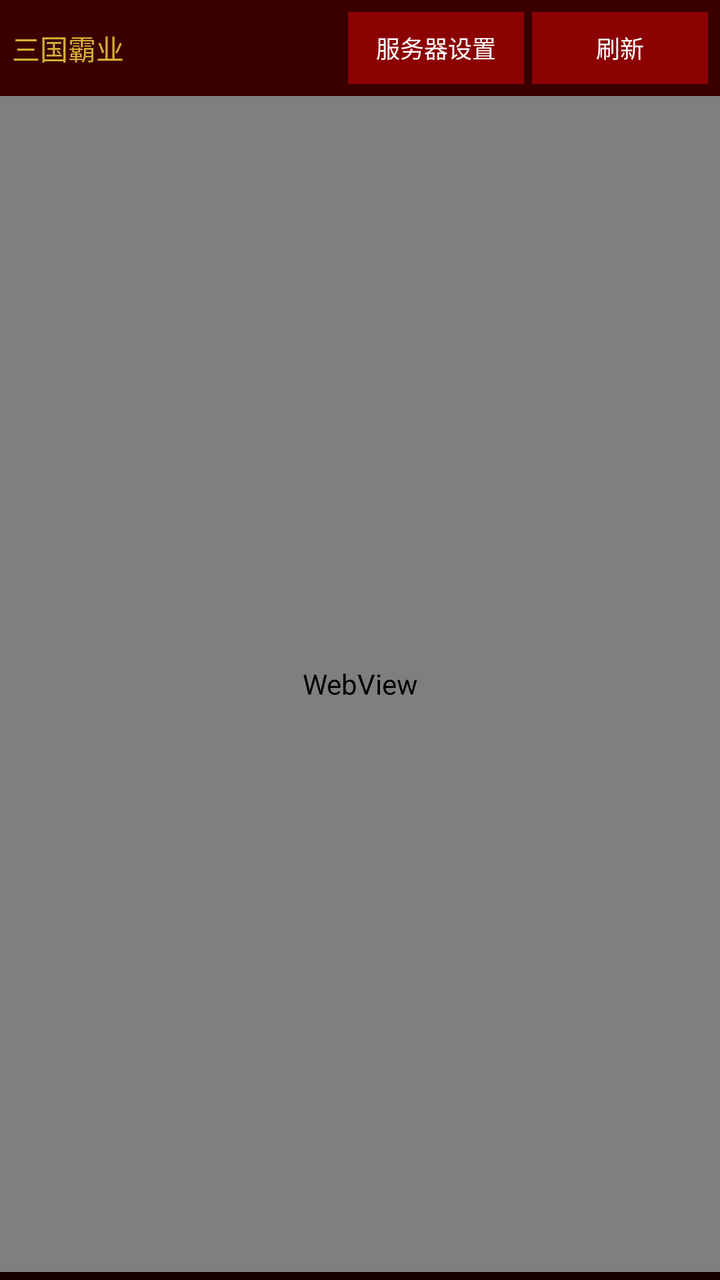
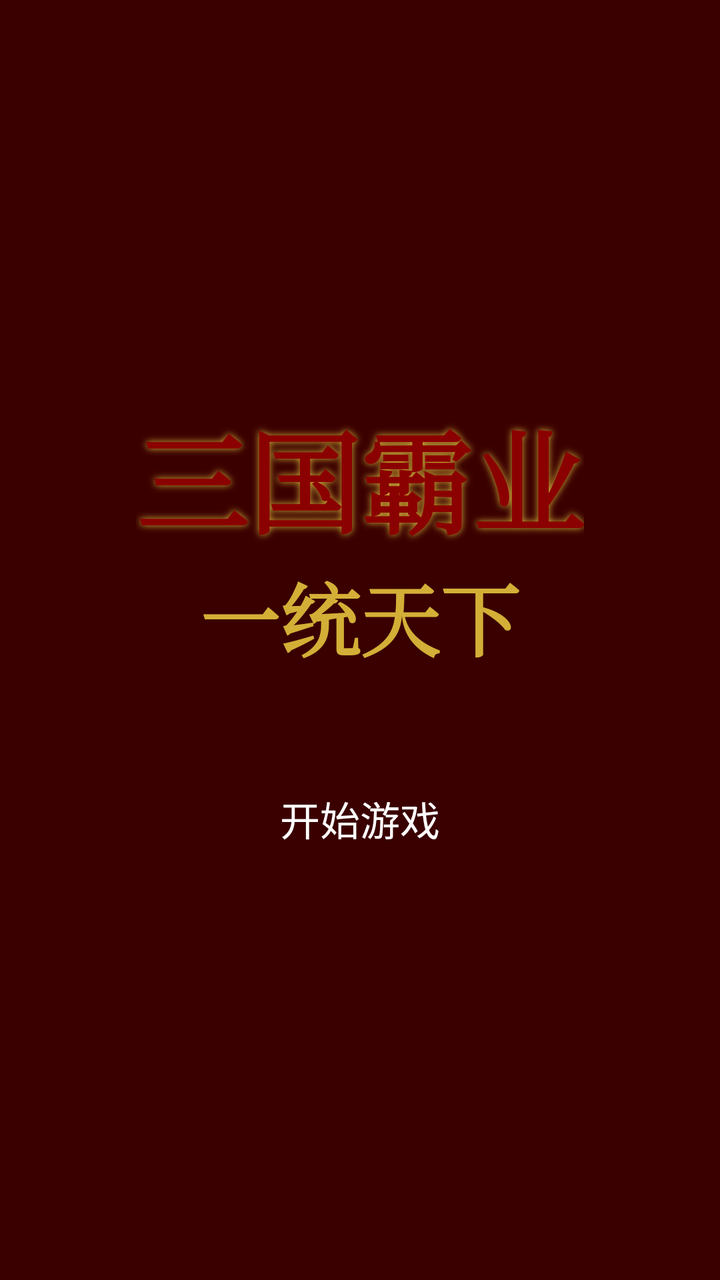

An Android layout rendered at two revisions. The XML below is the earlier revision; the diff shows what the commit changed to produce the second picture.
<!-- AndroidManifest.xml: application theme Theme.SgGame -->
<!-- res/layout/activity_main.xml -->
<?xml version="1.0" encoding="utf-8"?>
<LinearLayout xmlns:android="http://schemas.android.com/apk/res/android"
    android:layout_width="match_parent"
    android:layout_height="match_parent"
    android:orientation="vertical">

    
    <LinearLayout
        android:id="@+id/topBar"
        android:layout_width="match_parent"
        android:layout_height="wrap_content"
        android:orientation="horizontal"
        android:background="@color/primary_dark"
        android:padding="6dp"
        android:gravity="center_vertical">

        <TextView
            android:id="@+id/tvServer"
            android:layout_width="0dp"
            android:layout_height="wrap_content"
            android:layout_weight="1"
            android:text="三国霸业"
            android:textColor="@color/accent"
            android:textSize="14sp"
            android:singleLine="true"
            android:ellipsize="end" />

        <Button
            android:id="@+id/btnSettings"
            android:layout_width="wrap_content"
            android:layout_height="36dp"
            android:text="@string/settings"
            android:textSize="12sp"
            android:textColor="@color/text_primary"
            android:background="@color/primary"
            android:layout_marginEnd="4dp"
            android:paddingStart="8dp"
            android:paddingEnd="8dp" />

        <Button
            android:id="@+id/btnReload"
            android:layout_width="wrap_content"
            android:layout_height="36dp"
            android:text="@string/reload"
            android:textSize="12sp"
            android:textColor="@color/text_primary"
            android:background="@color/primary"
            android:paddingStart="8dp"
            android:paddingEnd="8dp" />
    </LinearLayout>

    
    <android.webkit.WebView
        android:id="@+id/webView"
        android:layout_width="match_parent"
        android:layout_height="0dp"
        android:layout_weight="1" />

    
    <ProgressBar
        android:id="@+id/progressBar"
        style="?android:attr/progressBarStyleHorizontal"
        android:layout_width="match_parent"
        android:layout_height="4dp" />

</LinearLayout>
<!-- resources referenced by this layout -->
<resources>
  <color name="accent">#D4AF37</color>
  <color name="primary">#8B0000</color>
  <color name="primary_dark">#3A0000</color>
  <color name="text_primary">#FFFFFF</color>
  <string name="reload">刷新</string>
  <string name="settings">服务器设置</string>
  <style name="Theme.SgGame" parent="Theme.MaterialComponents.DayNight.NoActionBar">
          <item name="colorPrimary">@color/primary</item>
          <item name="colorPrimaryDark">@color/primary_dark</item>
          <item name="colorAccent">@color/accent</item>
          <item name="android:windowBackground">@color/bg_dark</item>
      </style>
  <color name="bg_dark">#1A0000</color>
</resources>

<!-- the commit's change to res/layout/activity_main.xml (unified diff, before → after) -->
@@ -1,66 +1,48 @@
 <?xml version="1.0" encoding="utf-8"?>
-<LinearLayout xmlns:android="http://schemas.android.com/apk/res/android"
+<FrameLayout xmlns:android="http://schemas.android.com/apk/res/android"
     android:layout_width="match_parent"
     android:layout_height="match_parent"
-    android:orientation="vertical">
+    android:background="@color/primary_dark">
 
-    
     <LinearLayout
-        android:id="@+id/topBar"
-        android:layout_width="match_parent"
+        android:layout_width="wrap_content"
         android:layout_height="wrap_content"
-        android:orientation="horizontal"
-        android:background="@color/primary_dark"
-        android:padding="6dp"
-        android:gravity="center_vertical">
+        android:layout_gravity="center"
+        android:orientation="vertical"
+        android:padding="32dp"
+        android:gravity="center">
 
         <TextView
-            android:id="@+id/tvServer"
-            android:layout_width="0dp"
+            android:layout_width="wrap_content"
             android:layout_height="wrap_content"
-            android:layout_weight="1"
             android:text="三国霸业"
+            android:textColor="@color/primary"
+            android:textSize="56sp"
+            android:textStyle="bold"
+            android:fontFamily="serif"
+            android:shadowColor="@color/accent"
+            android:shadowDx="0"
+            android:shadowDy="0"
+            android:shadowRadius="8" />
+
+        <TextView
+            android:layout_width="wrap_content"
+            android:layout_height="wrap_content"
+            android:text="一统天下"
             android:textColor="@color/accent"
-            android:textSize="14sp"
-            android:singleLine="true"
-            android:ellipsize="end" />
+            android:textSize="40sp"
+            android:textStyle="bold"
+            android:fontFamily="serif"
+            android:layout_marginBottom="40dp" />
 
         <Button
-            android:id="@+id/btnSettings"
-            android:layout_width="wrap_content"
-            android:layout_height="36dp"
-            android:text="@string/settings"
-            android:textSize="12sp"
+            android:id="@+id/btnStart"
+            android:layout_width="240dp"
+            android:layout_height="64dp"
+            android:text="开始游戏"
+            android:textSize="20sp"
             android:textColor="@color/text_primary"
-            android:background="@color/primary"
-            android:layout_marginEnd="4dp"
-            android:paddingStart="8dp"
-            android:paddingEnd="8dp" />
-
-        <Button
-            android:id="@+id/btnReload"
-            android:layout_width="wrap_content"
-            android:layout_height="36dp"
-            android:text="@string/reload"
-            android:textSize="12sp"
-            android:textColor="@color/text_primary"
-            android:background="@color/primary"
-            android:paddingStart="8dp"
-            android:paddingEnd="8dp" />
+            android:background="@drawable/btn_round_red" />
     </LinearLayout>
 
-    
-    <android.webkit.WebView
-        android:id="@+id/webView"
-        android:layout_width="match_parent"
-        android:layout_height="0dp"
-        android:layout_weight="1" />
-
-    
-    <ProgressBar
-        android:id="@+id/progressBar"
-        style="?android:attr/progressBarStyleHorizontal"
-        android:layout_width="match_parent"
-        android:layout_height="4dp" />
-
-</LinearLayout>
+</FrameLayout>
<!-- resource entries referenced after the edit -->
@@ -4,8 +4,6 @@
   <color name="primary">#8B0000</color>
   <color name="primary_dark">#3A0000</color>
   <color name="text_primary">#FFFFFF</color>
-  <string name="reload">刷新</string>
-  <string name="settings">服务器设置</string>
   <style name="Theme.SgGame" parent="Theme.MaterialComponents.DayNight.NoActionBar">
           <item name="colorPrimary">@color/primary</item>
           <item name="colorPrimaryDark">@color/primary_dark</item>
